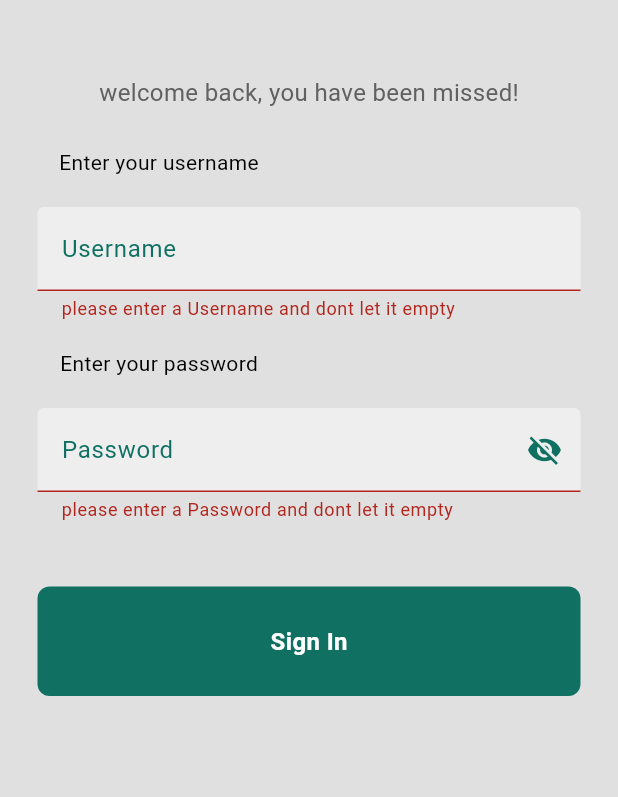
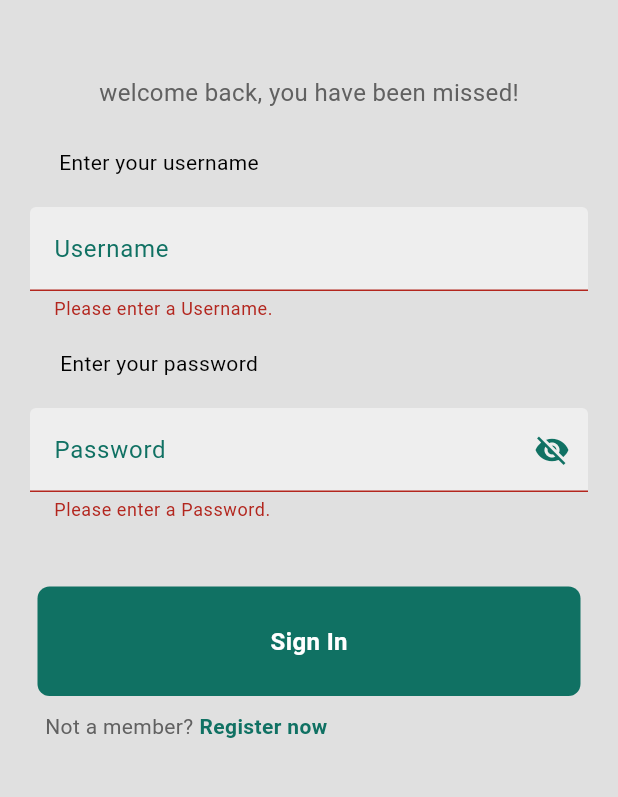
Before and after one commit to Emad-Nasri/pharmacy-app, a Flutter app: the screen it shows after launch, after a tap on "Sign In", on a phone screen of 412 x 824 dp, the part 225-1022 px from its top. Run offline on Flutter 3.47's test engine with Material 3 defaults, Android fonts, the light colour scheme and no system bars; our stand-ins replace firebase_core, firebase_messaging, get, get_storage, pdf, printing; accounts and stored records are empty.

Commit message:
add a variable on my botton.dart (text) added a register text on login page create a register page it has a full name username password confirm password age and mobile phone on my text field i add some logic as age mobile phone

```diff
--- a/lib/components/my_button.dart
+++ b/lib/components/my_button.dart
@@ -2,8 +2,9 @@ import 'package:flutter/material.dart';
 
 //to sign in button
 class MyButton extends StatelessWidget {
-  const MyButton({super.key, required this.onTap});
+  const MyButton({super.key, required this.onTap, required this.text});
   final Function()? onTap;
+  final String text;
   @override
   Widget build(BuildContext context) {
     return GestureDetector(
@@ -14,10 +15,10 @@ class MyButton extends StatelessWidget {
         decoration: BoxDecoration(
             color: const Color(0xff107163),
             borderRadius: BorderRadius.circular(8)),
-        child: const Center(
+        child: Center(
           child: Text(
-            'Sign In',
-            style: TextStyle(
+            text,
+            style: const TextStyle(
                 color: Colors.white, fontWeight: FontWeight.bold, fontSize: 16),
           ),
         ),
--- a/lib/components/my_text_field.dart
+++ b/lib/components/my_text_field.dart
@@ -1,12 +1,13 @@
 import 'package:flutter/material.dart';
+import 'package:flutter/services.dart';
 
-//to username and password text field
 class MyTextField extends StatelessWidget {
   final TextEditingController controller;
   final String hintText;
   final String lableText;
   final bool obscureText;
   final VoidCallback? toggleVisibility;
+  final List<TextInputFormatter>? inputFormatters;
 
   const MyTextField({
     super.key,
@@ -15,19 +16,25 @@ class MyTextField extends StatelessWidget {
     required this.lableText,
     required this.obscureText,
     this.toggleVisibility,
+    this.inputFormatters,
   });
 
   @override
   Widget build(BuildContext context) {
     final bool isPassword = lableText.toLowerCase() == 'password';
+    final bool isConfirmPassword =
+        lableText.toLowerCase() == 'confirm password';
 
     return Padding(
-      padding: const EdgeInsets.symmetric(horizontal: 25, vertical: 8),
+      padding: const EdgeInsets.symmetric(vertical: 8, horizontal: 20),
+      child: SizedBox(
+        //width: double.infinity,
         child: TextFormField(
             controller: controller,
             obscureText: obscureText,
             cursorColor: const Color(0xff107163),
             style: const TextStyle(color: Color(0xff107163)),
+            inputFormatters: inputFormatters,
             decoration: InputDecoration(
               label: Text(lableText),
               labelStyle: const TextStyle(color: Color(0xff107163)),
@@ -41,7 +48,7 @@ class MyTextField extends StatelessWidget {
               filled: true,
               hintText: hintText,
               hintStyle: const TextStyle(color: Color(0xff107163)),
-          suffixIcon: isPassword
+              suffixIcon: isPassword || isConfirmPassword
                   ? IconButton(
                       icon: Icon(
                         obscureText ? Icons.visibility_off : Icons.visibility,
@@ -53,15 +60,26 @@ class MyTextField extends StatelessWidget {
             ),
             validator: (value) {
               if (value == null || value.trim().isEmpty) {
-            return 'please enter a $lableText and dont let it empty';
+                return 'Please enter a $lableText.';
+              }
+
+              if (lableText.toLowerCase() == 'age') {
+                if (!RegExp(r'^[0-9/]+$').hasMatch(value.trim())) {
+                  return 'Age must contain only numbers and slashes.';
+                }
               }
 
               if (isPassword && value.length < 8) {
                 return 'Password must be at least 8 characters long.';
               }
+              if (lableText.toLowerCase() == 'mobile number') {
+                if (!RegExp(r'^\d{10,15}$').hasMatch(value.trim())) {
+                  return 'Enter a valid mobile number';
+                }
+              }
 
               return null;
-        },
+            }),
       ),
     );
   }
--- a/lib/pages/login.dart
+++ b/lib/pages/login.dart
@@ -3,6 +3,7 @@ import 'package:pharmacy_app/components/my_button.dart';
 import 'package:pharmacy_app/components/my_text_field.dart';
 import 'package:get/get.dart';
 import 'package:pharmacy_app/pages/home_page.dart';
+import 'package:pharmacy_app/pages/register.dart';
 import 'package:pharmacy_app/services/auth_service.dart';
 
 class LoginPage extends StatefulWidget {
@@ -115,8 +116,35 @@ class _LoginPageState extends State<LoginPage> {
 
                     const SizedBox(height: 25),
 
-                    MyButton(onTap: singUserIn),
+                    MyButton(
+                      onTap: singUserIn,
+                      text: 'Sign In',
+                    ),
 
+                    const SizedBox(height: 10),
+                    Row(
+                      children: [
+                        Padding(
+                          padding: const EdgeInsets.only(left: 30),
+                          child: Text(
+                            'Not a member?',
+                            style: TextStyle(color: Colors.grey[700]),
+                          ),
+                        ),
+                        GestureDetector(
+                          onTap: () => Get.off(const Register()),
+                          child: Container(
+                            padding: const EdgeInsets.only(left: 4),
+                            child: const Text(
+                              'Register now',
+                              style: TextStyle(
+                                  color: Color(0xff107163),
+                                  fontWeight: FontWeight.bold),
+                            ),
+                          ),
+                        ),
+                      ],
+                    ),
                     const SizedBox(height: 50),
                   ],
                 ),
```
Also changed, not shown: lib/pages/register.dart (added, +214 -0 lines). Lines whose indentation alone changed are shown as unchanged.
